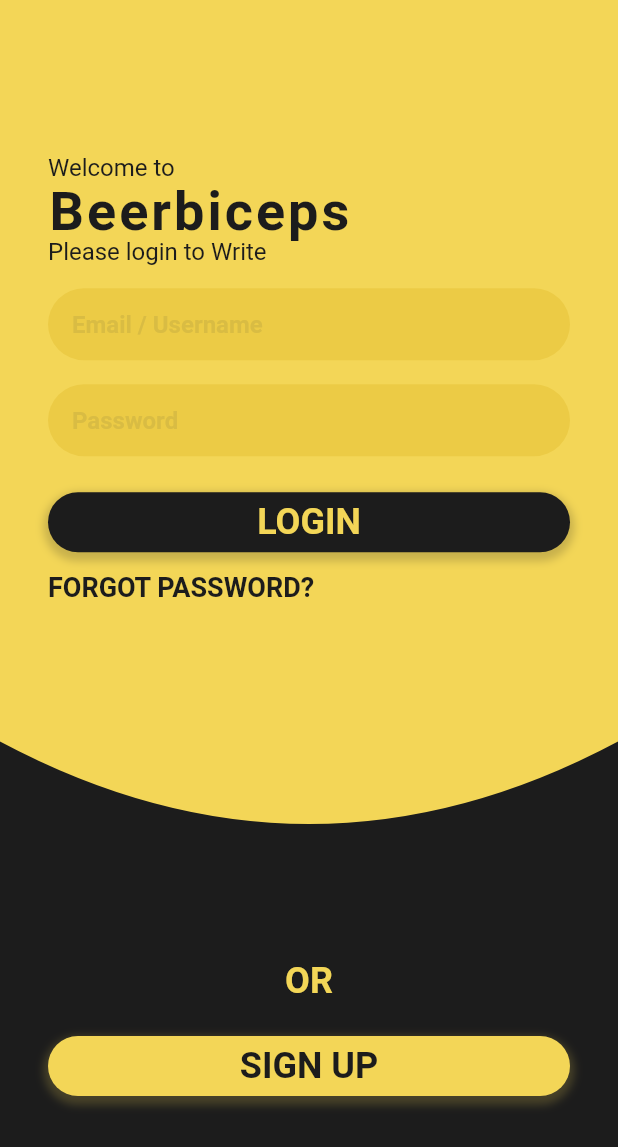
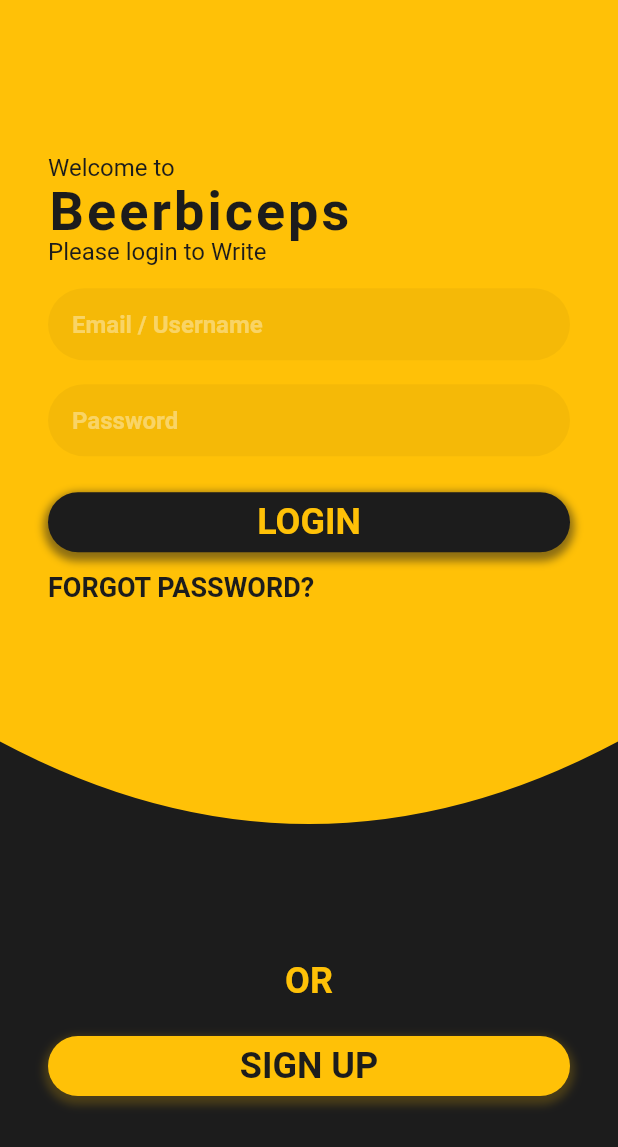
Before and after one commit to vashisth00/beerbiceps, a Flutter app: the screen it shows after launch, after a tap on "OR", after a tap on "Existing user?", on a phone screen of 412 x 824 dp. Shown: the top 1147 px of the screen. Run offline on Flutter 3.47's test engine with Material 2 defaults, Android fonts, the phone set to English and light mode, and no system bars; our stand-ins replace flutter_icons, graphql_flutter.

Commit message:
Styling edits

```diff
--- a/lib/main.dart
+++ b/lib/main.dart
@@ -111,7 +111,7 @@ class CurvePainter extends CustomPainter {
   @override
   void paint(Canvas canvas, Size size) {
     var paint = Paint();
-    paint.color = Color(0xFFF3D657);
+    paint.color = Colors.amber;
     paint.style = PaintingStyle.fill;
 
     Path path = Path();
--- a/lib/screens/dashboard/login.dart
+++ b/lib/screens/dashboard/login.dart
@@ -38,7 +38,7 @@ class LoginOption extends StatelessWidget {
               style: TextStyle(
                 fontSize: 24,
                 fontWeight: FontWeight.bold,
-                color: Color(0xFFF3D657),
+                color: Colors.amber,
               ),
             ),
           ),
--- a/lib/screens/home/login.dart
+++ b/lib/screens/home/login.dart
@@ -41,7 +41,7 @@ class Login extends StatelessWidget {
             hintText: 'Email / Username',
             hintStyle: TextStyle(
               fontSize: 16,
-              color: Color(0xFFD9BC43),
+              color: Colors.white38,
               fontWeight: FontWeight.bold,
             ),
             border: OutlineInputBorder(
@@ -52,7 +52,6 @@ class Login extends StatelessWidget {
               ),
             ),
             filled: true,
-            fillColor: Color(0xFFECCB45),
             contentPadding: EdgeInsets.symmetric(horizontal: 16, vertical: 0),
           ),
         ),
@@ -64,7 +63,7 @@ class Login extends StatelessWidget {
             hintText: 'Password',
             hintStyle: TextStyle(
               fontSize: 16,
-              color: Color(0xFFD9BC43),
+              color: Colors.white38,
               fontWeight: FontWeight.bold,
             ),
             border: OutlineInputBorder(
@@ -75,7 +74,6 @@ class Login extends StatelessWidget {
               ),
             ),
             filled: true,
-            fillColor: Color(0xFFECCB45),
             contentPadding: EdgeInsets.symmetric(horizontal: 16, vertical: 0),
           ),
         ),
@@ -91,7 +89,7 @@ class Login extends StatelessWidget {
             ),
             boxShadow: [
               BoxShadow(
-                color: Color(0xFF1C1C1C).withOpacity(0.2),
+                color: Color(0xFF1C1C1C).withOpacity(0.5),
                 spreadRadius: 3,
                 blurRadius: 4,
                 offset: Offset(0, 3),
@@ -104,7 +102,7 @@ class Login extends StatelessWidget {
               style: TextStyle(
                 fontSize: 24,
                 fontWeight: FontWeight.bold,
-                color: Color(0xFFF3D657),
+                color: Colors.amber,
               ),
             ),
           ),
--- a/lib/screens/home/signup.dart
+++ b/lib/screens/home/signup.dart
@@ -13,7 +13,7 @@ class SignUp extends StatelessWidget {
           "Just Go Visit",
           style: TextStyle(
             fontSize: 16,
-            color: Color(0xFFF3D657),
+            color: Colors.amber,
             height: 2,
           ),
         ),
@@ -22,7 +22,7 @@ class SignUp extends StatelessWidget {
           style: TextStyle(
             fontSize: 36,
             fontWeight: FontWeight.bold,
-            color: Color(0xFFF3D657),
+            color: Colors.amber,
             letterSpacing: 2,
             height: 1,
           ),
@@ -33,13 +33,13 @@ class SignUp extends StatelessWidget {
         Container(
           height: 40,
           decoration: BoxDecoration(
-            color: Color(0xFFF3D657),
+            color: Colors.amber,
             borderRadius: BorderRadius.all(
               Radius.circular(25),
             ),
             boxShadow: [
               BoxShadow(
-                color: Color(0xFFF3D657).withOpacity(0.2),
+                color: Colors.amber.withOpacity(0.2),
                 spreadRadius: 3,
                 blurRadius: 4,
                 offset: Offset(0, 3),
@@ -73,7 +73,7 @@ class SignUp extends StatelessWidget {
           textAlign: TextAlign.center,
           style: TextStyle(
             fontSize: 16,
-            color: Color(0xFFF3D657),
+            color: Colors.amber,
             height: 1,
           ),
         ),
@@ -86,7 +86,7 @@ class SignUp extends StatelessWidget {
             Icon(
               Entypo.facebook_with_circle,
               size: 32,
-              color: Color(0xFFF3D657),
+              color: Colors.amber,
             ),
             SizedBox(
               width: 24,
@@ -94,7 +94,7 @@ class SignUp extends StatelessWidget {
             Icon(
               Entypo.google__with_circle,
               size: 32,
-              color: Color(0xFFF3D657),
+              color: Colors.amber,
             ),
           ],
         )
--- a/lib/screens/home/signup_option.dart
+++ b/lib/screens/home/signup_option.dart
@@ -14,7 +14,7 @@ class SignUpOption extends StatelessWidget {
             fontSize: 24,
             fontWeight: FontWeight.bold,
             height: 1,
-            color: Color(0xFFF3D657),
+            color: Colors.amber,
           ),
         ),
         SizedBox(
@@ -23,13 +23,13 @@ class SignUpOption extends StatelessWidget {
         Container(
           height: 40,
           decoration: BoxDecoration(
-            color: Color(0xFFF3D657),
+            color: Colors.amber,
             borderRadius: BorderRadius.all(
               Radius.circular(25),
             ),
             boxShadow: [
               BoxShadow(
-                color: Color(0xFFF3D657).withOpacity(0.2),
+                color: Colors.amber.withOpacity(0.2),
                 spreadRadius: 3,
                 blurRadius: 4,
                 offset: Offset(0, 3),
```
